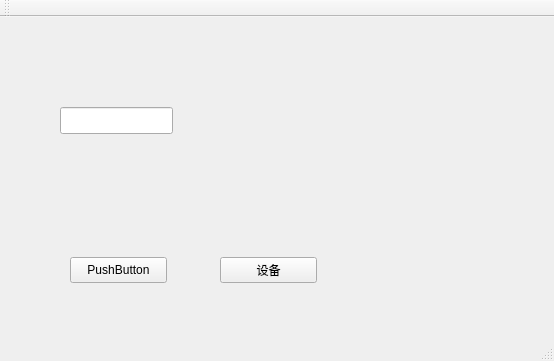
First picture: the form in MyFingerVein/mainwindow.ui, repository gessd/whh, before the edit.
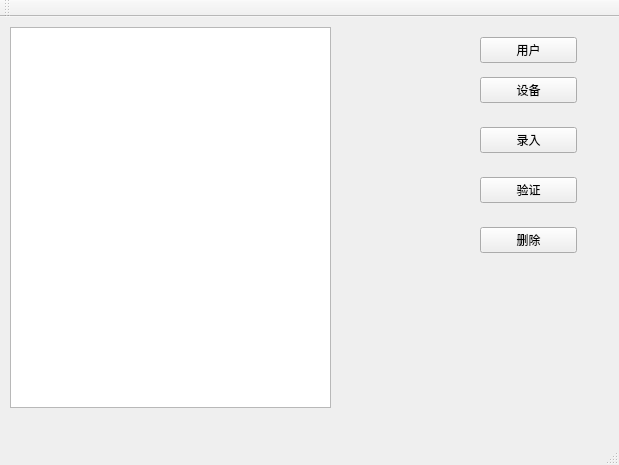
Second picture: the form after the edit.

The edit to the form file:
```diff
--- a/MyFingerVein/mainwindow.ui
+++ b/MyFingerVein/mainwindow.ui
@@ -6,8 +6,8 @@
    <rect>
     <x>0</x>
     <y>0</y>
-    <width>554</width>
-    <height>361</height>
+    <width>619</width>
+    <height>465</height>
    </rect>
   </property>
   <property name="windowTitle">
@@ -17,31 +17,21 @@
    <widget class="QPushButton" name="pushButton">
     <property name="geometry">
      <rect>
-      <x>70</x>
-      <y>240</y>
+      <x>480</x>
+      <y>20</y>
       <width>97</width>
       <height>26</height>
      </rect>
     </property>
     <property name="text">
-     <string>PushButton</string>
-    </property>
-   </widget>
-   <widget class="QLineEdit" name="lineEdit">
-    <property name="geometry">
-     <rect>
-      <x>60</x>
-      <y>90</y>
-      <width>113</width>
-      <height>27</height>
-     </rect>
+     <string>用户</string>
     </property>
    </widget>
    <widget class="QPushButton" name="pushButton_2">
     <property name="geometry">
      <rect>
-      <x>220</x>
-      <y>240</y>
+      <x>480</x>
+      <y>60</y>
       <width>97</width>
       <height>26</height>
      </rect>
@@ -50,6 +40,55 @@
      <string>设备</string>
     </property>
    </widget>
+   <widget class="QTextBrowser" name="textBrowser">
+    <property name="geometry">
+     <rect>
+      <x>10</x>
+      <y>10</y>
+      <width>321</width>
+      <height>381</height>
+     </rect>
+    </property>
+   </widget>
+   <widget class="QPushButton" name="pushButton_3">
+    <property name="geometry">
+     <rect>
+      <x>480</x>
+      <y>110</y>
+      <width>97</width>
+      <height>26</height>
+     </rect>
+    </property>
+    <property name="text">
+     <string>录入</string>
+    </property>
+   </widget>
+   <widget class="QPushButton" name="pushButton_4">
+    <property name="geometry">
+     <rect>
+      <x>480</x>
+      <y>160</y>
+      <width>97</width>
+      <height>26</height>
+     </rect>
+    </property>
+    <property name="text">
+     <string>验证</string>
+    </property>
+   </widget>
+   <widget class="QPushButton" name="pushButton_5">
+    <property name="geometry">
+     <rect>
+      <x>480</x>
+      <y>210</y>
+      <width>97</width>
+      <height>26</height>
+     </rect>
+    </property>
+    <property name="text">
+     <string>删除</string>
+    </property>
+   </widget>
   </widget>
   <widget class="QMenuBar" name="menuBar">
    <property name="geometry">
```
Left out of the diff: 2 changed lines with no effect on the pictures.
